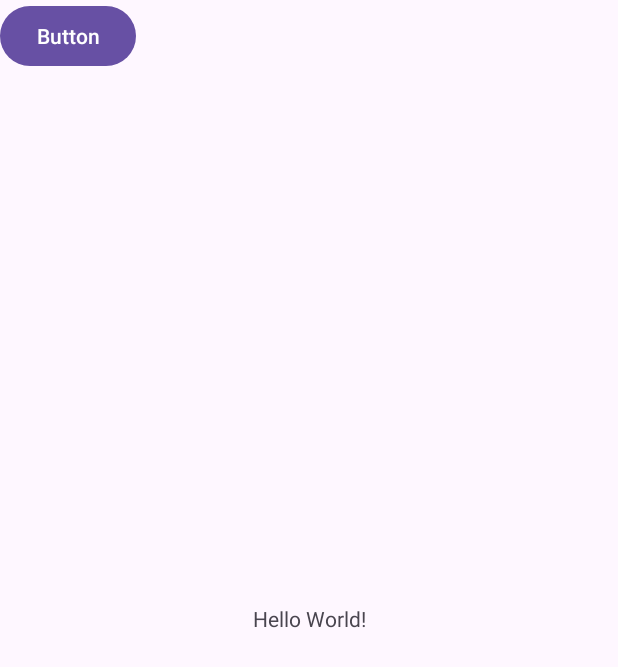
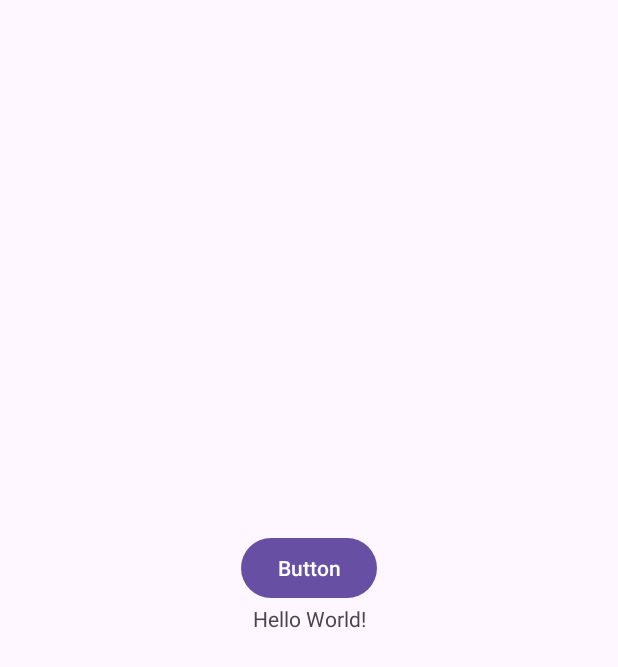
Before and after one commit to Miglevi/1projektas, an Android app: the screen it shows after launch (MainActivity), on a phone screen of 412 x 824 dp. Shown: the top 667 px of the screen. Run offline under Robolectric (Android 15) with nearby library versions, the phone set to English and light mode, and no system bars.

Commit message:
Added text button

```diff
--- a/app/src/main/res/layout/activity_main.xml
+++ b/app/src/main/res/layout/activity_main.xml
@@ -21,7 +21,8 @@
         android:layout_width="wrap_content"
         android:layout_height="wrap_content"
         android:text="Button"
-        tools:layout_editor_absoluteX="164dp"
-        tools:layout_editor_absoluteY="284dp" />
+        app:layout_constraintBottom_toTopOf="@+id/tvMain"
+        app:layout_constraintEnd_toEndOf="parent"
+        app:layout_constraintStart_toStartOf="parent" />
 
 </androidx.constraintlayout.widget.ConstraintLayout>
```
